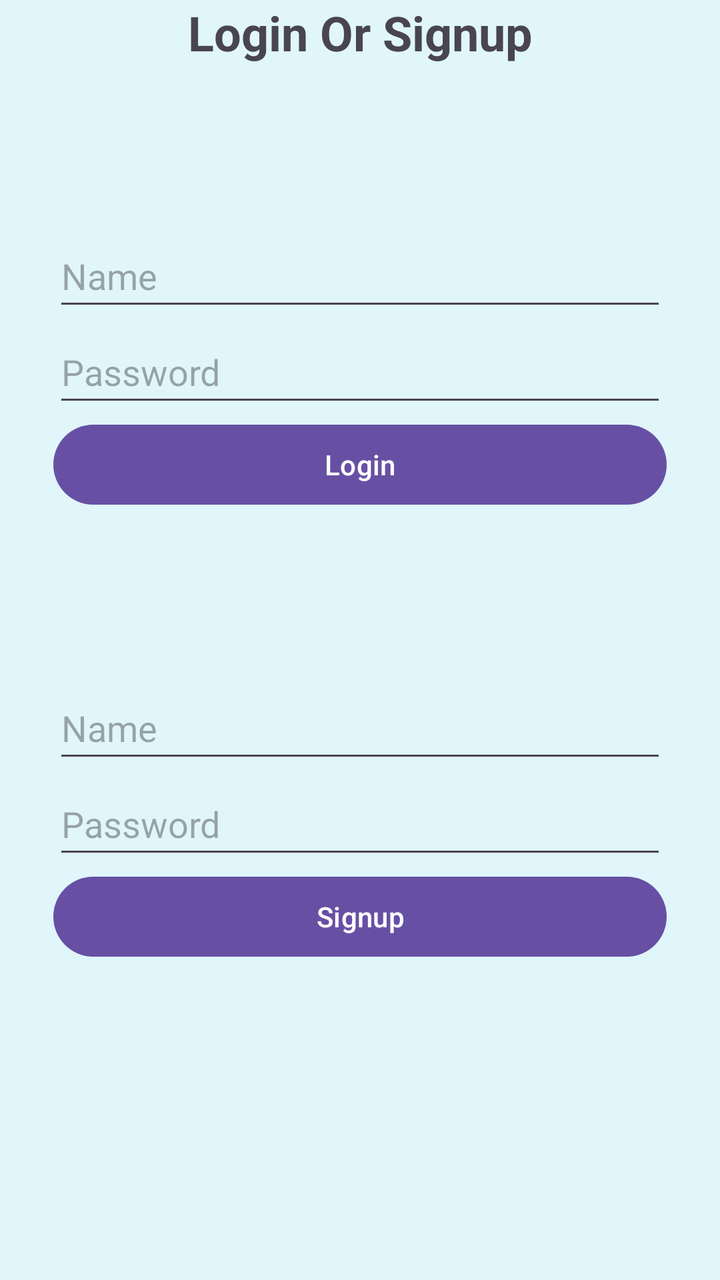
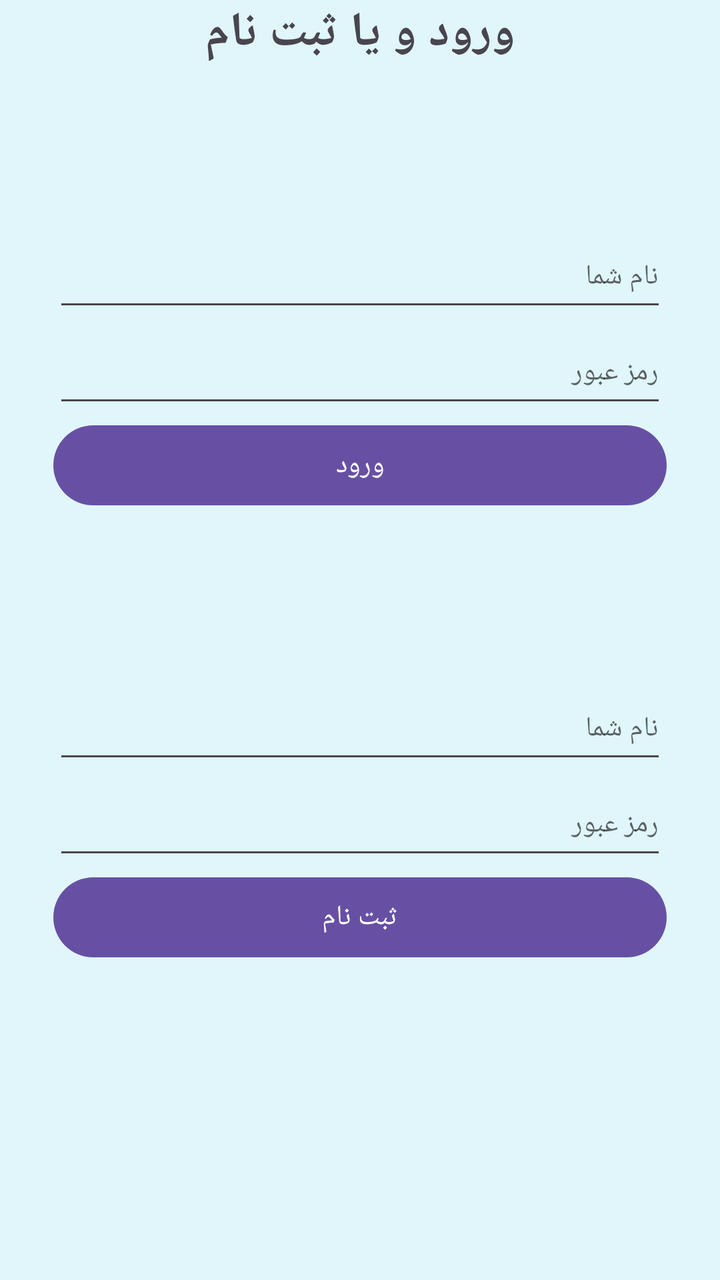

The first picture is an Android layout as it rendered before a commit; the second is the same layout after the commit. The layout source and the unified diff follow.
<!-- AndroidManifest.xml: application theme Theme.EAndroid -->
<!-- res/layout/fragment_login.xml -->
<?xml version="1.0" encoding="utf-8"?>
<FrameLayout xmlns:android="http://schemas.android.com/apk/res/android"
    xmlns:app="http://schemas.android.com/apk/res-auto"
    xmlns:tools="http://schemas.android.com/tools"
    android:layout_width="match_parent"
    android:layout_height="match_parent"
    android:background="@color/light_bg2"
    tools:context=".Login">

    <LinearLayout
        android:layout_width="match_parent"
        android:layout_height="match_parent"
        android:gravity="center"
        android:orientation="vertical">

        <LinearLayout
            android:id="@+id/dialogPage"
            android:layout_width="match_parent"
            android:layout_height="match_parent"
            android:background="#DEFADD"
            android:orientation="horizontal"
            android:visibility="gone">

            <Space
                android:layout_width="80dp"
                android:layout_height="match_parent"
                android:layout_weight="1" />

            <LinearLayout
                android:layout_width="match_parent"
                android:layout_height="match_parent"
                android:layout_weight="1"
                android:orientation="vertical">

                <Space
                    android:layout_width="match_parent"
                    android:layout_height="112dp" />

                <TextView
                    android:id="@+id/vtxtDialogMsgLogin"
                    android:layout_width="match_parent"
                    android:layout_height="wrap_content"
                    android:text="Error Messages"
                    android:textSize="24sp" />

                <Space
                    android:layout_width="match_parent"
                    android:layout_height="37dp" />

                <Button
                    android:id="@+id/dialogOK"
                    android:layout_width="match_parent"
                    android:layout_height="wrap_content"
                    android:text="@string/lng_OK" />
            </LinearLayout>

            <Space
                android:layout_width="80dp"
                android:layout_height="match_parent"
                android:layout_weight="1" />
        </LinearLayout>

        <TextView
            android:id="@+id/textView"
            android:layout_width="match_parent"
            android:layout_height="wrap_content"
            android:forceDarkAllowed="true"
            android:text="@string/lng_loginhead"
            android:textAlignment="center"
            android:textAppearance="@style/TextAppearance.AppCompat.Display2"
            android:textSize="24sp"
            android:textStyle="bold" />

        <LinearLayout
            android:layout_width="match_parent"
            android:layout_height="match_parent"
            android:orientation="horizontal">

            <Space
                android:layout_width="80dp"
                android:layout_height="match_parent"
                android:layout_weight="1" />

            <LinearLayout
                android:layout_width="match_parent"
                android:layout_height="match_parent"
                android:layout_weight="1"
                android:orientation="vertical">


                <LinearLayout
                    android:id="@+id/tab1"
                    android:layout_width="match_parent"
                    android:layout_height="wrap_content"
                    android:orientation="vertical">

                    <Space
                        android:layout_width="match_parent"
                        android:layout_height="80dp" />

                    <EditText
                        android:id="@+id/txtNameLogin"
                        android:layout_width="match_parent"
                        android:layout_height="wrap_content"
                        android:ems="10"
                        android:hint="@string/lng_Name"
                        android:inputType="text"
                        android:minHeight="48dp" />

                    <EditText
                        android:id="@+id/txtPassLogin"
                        android:layout_width="match_parent"
                        android:layout_height="wrap_content"
                        android:ems="10"
                        android:hint="@string/lng_Password"
                        android:inputType="text"
                        android:minHeight="48dp" />

                    <Button
                        android:id="@+id/btnLogin"
                        android:layout_width="match_parent"
                        android:layout_height="wrap_content"
                        android:text="@string/lng_Login" />

                    <Space
                        android:layout_width="match_parent"
                        android:layout_height="28dp" />
                </LinearLayout>

                <LinearLayout
                    android:id="@+id/tab2"
                    android:layout_width="match_parent"
                    android:layout_height="wrap_content"
                    android:orientation="vertical">

                    <TextView
                        android:id="@+id/vtxtDialogMsg"
                        android:layout_width="match_parent"
                        android:layout_height="54dp" />

                    <EditText
                        android:id="@+id/txtNameSignup"
                        android:layout_width="match_parent"
                        android:layout_height="wrap_content"
                        android:ems="10"
                        android:hint="@string/lng_Name"
                        android:inputType="text"
                        android:minHeight="48dp" />

                    <EditText
                        android:id="@+id/txtPassSignup"
                        android:layout_width="match_parent"
                        android:layout_height="wrap_content"
                        android:ems="10"
                        android:hint="@string/lng_Password"
                        android:inputType="text"
                        android:minHeight="48dp" />

                    <Button
                        android:id="@+id/btnSignup"
                        android:layout_width="match_parent"
                        android:layout_height="wrap_content"
                        android:text="@string/lng_Signup" />

                    <Space
                        android:layout_width="match_parent"
                        android:layout_height="80dp" />
                </LinearLayout>


                <Button
                    android:id="@+id/dialogBack"
                    android:layout_width="match_parent"
                    android:layout_height="wrap_content"
                    android:text="Back"
                    android:visibility="gone" />
            </LinearLayout>

            <Space
                android:layout_width="80dp"
                android:layout_height="match_parent"
                android:layout_weight="1" />
        </LinearLayout>
    </LinearLayout>

    <LinearLayout
        android:id="@+id/please_wait_for_login_id"
        android:layout_width="match_parent"
        android:layout_height="match_parent"
        android:background="@color/dark_bg3"
        android:gravity="center_horizontal|top"
        android:orientation="vertical"
        android:visibility="gone">

        <ImageView
            android:id="@+id/imageView3"
            android:layout_width="match_parent"
            android:layout_height="wrap_content"
            android:layout_marginTop="50dp"
            android:src="@tools:sample/avatars"
            app:srcCompat="@drawable/d4" />

        <LinearLayout
            android:layout_width="wrap_content"
            android:layout_height="wrap_content"
            android:gravity="center"
            android:orientation="horizontal">

            <ImageView
                android:id="@+id/imageView2"
                android:layout_width="40dp"
                android:layout_height="70dp"
                android:src="@tools:sample/avatars"
                app:srcCompat="@drawable/address_card_20" />

            <TextView
                android:id="@+id/textView11"
                android:layout_width="wrap_content"
                android:layout_height="wrap_content"
                android:layout_marginLeft="6dp"
                android:layout_weight="1"
                android:text="@string/lng_login_txt11"
                android:textColor="@color/light_text2"
                android:textSize="24sp" />
        </LinearLayout>

        <TextView
            android:id="@+id/username_please_wait_login"
            android:layout_width="match_parent"
            android:layout_height="wrap_content"
            android:layout_marginTop="25dp"
            android:text="TextView"
            android:textAlignment="center"
            android:textColor="@color/white"
            android:textSize="27dp"
            android:textStyle="bold" />

        <ImageView
            android:id="@+id/imageView4"
            android:layout_width="match_parent"
            android:layout_height="45dp"
            android:layout_marginTop="15dp
"
            android:src="@tools:sample/avatars"
            app:srcCompat="@drawable/hourglass_clock" />

    </LinearLayout>

</FrameLayout>
<!-- resources referenced by this layout -->
<resources>
  <color name="dark_bg3">#000823</color>
  <color name="light_bg2">#E0F6FB</color>
  <color name="light_text2">#FDEFEF</color>
  <color name="white">#FFFFFFFF</color>
  <!-- drawable address_card_20 (drawable) -->
  <vector android:height="17.777779dp" android:viewportHeight="512"
      android:viewportWidth="576"
      android:tint="@color/white"
      android:width="20dp" xmlns:android="http://schemas.android.com/apk/res/android">
      <path android:fillAlpha="0.4" android:fillColor="#FF000000"
          android:pathData="M64,32C28.7,32 0,60.7 0,96L0,416c0,35.3 28.7,64 64,64L512,480c35.3,0 64,-28.7 64,-64L576,96c0,-35.3 -28.7,-64 -64,-64L64,32zM144,288h64c44.2,0 80,35.8 80,80c0,8.8 -7.2,16 -16,16L80,384c-8.8,0 -16,-7.2 -16,-16c0,-44.2 35.8,-80 80,-80zM112,192a64,64 0,1 1,128 0,64 64,0 1,1 -128,0zM368,160L496,160c8.8,0 16,7.2 16,16s-7.2,16 -16,16L368,192c-8.8,0 -16,-7.2 -16,-16s7.2,-16 16,-16zM368,224L496,224c8.8,0 16,7.2 16,16s-7.2,16 -16,16L368,256c-8.8,0 -16,-7.2 -16,-16s7.2,-16 16,-16zM368,288L496,288c8.8,0 16,7.2 16,16s-7.2,16 -16,16L368,320c-8.8,0 -16,-7.2 -16,-16s7.2,-16 16,-16z" android:strokeAlpha="0.4"/>
      <path android:fillColor="#FF000000" android:pathData="M176,256a64,64 0,1 0,0 -128,64 64,0 1,0 0,128zM144,288c-44.2,0 -80,35.8 -80,80c0,8.8 7.2,16 16,16L272,384c8.8,0 16,-7.2 16,-16c0,-44.2 -35.8,-80 -80,-80L144,288z"/>
  </vector>
  <!-- drawable d4: png bitmap (drawable, 38870 bytes) -->
  <!-- drawable hourglass_clock (drawable) -->
  <vector android:height="16dp" android:viewportHeight="512"
      android:viewportWidth="576"
      android:tint="@color/white"
      android:width="18dp" xmlns:android="http://schemas.android.com/apk/res/android">
      <path android:fillColor="#FF000000" android:pathData="M32,0H0V64H32v64,13.3l9.4,9.4L146.7,256 41.4,361.4 32,370.7V384v64H0v64H32,330.8c-23.3,-16.4 -42.5,-38.4 -55.6,-64H96V397.3l96,-96 64,64c0.4,-26.2 6.5,-51.1 17.2,-73.3l-36,-36L342.6,150.6l9.4,-9.4V128,64h32V0H352,32zM288,64v50.7l-96,96 -96,-96V64H288zM576,368a144,144 0,1 0,-288 0,144 144,0 1,0 288,0zM448,288v16,48h32,16v32H480,432 416V368,304 288h32z"/>
  </vector>
  <string name="lng_Login">Login</string>
  <string name="lng_Name">Name</string>
  <string name="lng_OK">OK</string>
  <string name="lng_Password">Password</string>
  <string name="lng_Signup">Signup</string>
  <string name="lng_login_txt11">Please wait for login ...</string>
  <string name="lng_loginhead">Login Or Signup</string>
  <style name="Theme.EAndroid" parent="Base.Theme.EAndroid" />
  <style name="Base.Theme.EAndroid" parent="Theme.Material3.DayNight.NoActionBar">
          
          
      </style>
</resources>

<!-- the commit's change to res/layout/fragment_login.xml (unified diff, before → after) -->
@@ -38,6 +38,7 @@
 
                 <TextView
                     android:id="@+id/vtxtDialogMsgLogin"
+                    style="@style/Vazir"
                     android:layout_width="match_parent"
                     android:layout_height="wrap_content"
                     android:text="Error Messages"
@@ -49,9 +50,11 @@
 
                 <Button
                     android:id="@+id/dialogOK"
+                    style="@style/Titr"
                     android:layout_width="match_parent"
                     android:layout_height="wrap_content"
-                    android:text="@string/lng_OK" />
+                    android:text="@string/lng_OK"
+                    android:textSize="20sp" />
             </LinearLayout>
 
             <Space
@@ -62,6 +65,7 @@
 
         <TextView
             android:id="@+id/textView"
+            style="@style/Titr"
             android:layout_width="match_parent"
             android:layout_height="wrap_content"
             android:forceDarkAllowed="true"
@@ -100,6 +104,7 @@
 
                     <EditText
                         android:id="@+id/txtNameLogin"
+                        style="@style/Vazir"
                         android:layout_width="match_parent"
                         android:layout_height="wrap_content"
                         android:ems="10"
@@ -109,6 +114,7 @@
 
                     <EditText
                         android:id="@+id/txtPassLogin"
+                        style="@style/Vazir"
                         android:layout_width="match_parent"
                         android:layout_height="wrap_content"
                         android:ems="10"
@@ -118,6 +124,7 @@
 
                     <Button
                         android:id="@+id/btnLogin"
+                        style="@style/Titr"
                         android:layout_width="match_parent"
                         android:layout_height="wrap_content"
                         android:text="@string/lng_Login" />
@@ -140,6 +147,7 @@
 
                     <EditText
                         android:id="@+id/txtNameSignup"
+                        style="@style/Vazir"
                         android:layout_width="match_parent"
                         android:layout_height="wrap_content"
                         android:ems="10"
@@ -149,6 +157,7 @@
 
                     <EditText
                         android:id="@+id/txtPassSignup"
+                        style="@style/Vazir"
                         android:layout_width="match_parent"
                         android:layout_height="wrap_content"
                         android:ems="10"
@@ -158,6 +167,7 @@
 
                     <Button
                         android:id="@+id/btnSignup"
+                        style="@style/Titr"
                         android:layout_width="match_parent"
                         android:layout_height="wrap_content"
                         android:text="@string/lng_Signup" />
@@ -183,67 +193,6 @@
         </LinearLayout>
     </LinearLayout>
 
-    <LinearLayout
-        android:id="@+id/please_wait_for_login_id"
-        android:layout_width="match_parent"
-        android:layout_height="match_parent"
-        android:background="@color/dark_bg3"
-        android:gravity="center_horizontal|top"
-        android:orientation="vertical"
-        android:visibility="gone">
 
-        <ImageView
-            android:id="@+id/imageView3"
-            android:layout_width="match_parent"
-            android:layout_height="wrap_content"
-            android:layout_marginTop="50dp"
-            android:src="@tools:sample/avatars"
-            app:srcCompat="@drawable/d4" />
-
-        <LinearLayout
-            android:layout_width="wrap_content"
-            android:layout_height="wrap_content"
-            android:gravity="center"
-            android:orientation="horizontal">
-
-            <ImageView
-                android:id="@+id/imageView2"
-                android:layout_width="40dp"
-                android:layout_height="70dp"
-                android:src="@tools:sample/avatars"
-                app:srcCompat="@drawable/address_card_20" />
-
-            <TextView
-                android:id="@+id/textView11"
-                android:layout_width="wrap_content"
-                android:layout_height="wrap_content"
-                android:layout_marginLeft="6dp"
-                android:layout_weight="1"
-                android:text="@string/lng_login_txt11"
-                android:textColor="@color/light_text2"
-                android:textSize="24sp" />
-        </LinearLayout>
-
-        <TextView
-            android:id="@+id/username_please_wait_login"
-            android:layout_width="match_parent"
-            android:layout_height="wrap_content"
-            android:layout_marginTop="25dp"
-            android:text="TextView"
-            android:textAlignment="center"
-            android:textColor="@color/white"
-            android:textSize="27dp"
-            android:textStyle="bold" />
-
-        <ImageView
-            android:id="@+id/imageView4"
-            android:layout_width="match_parent"
-            android:layout_height="45dp"
-            android:layout_marginTop="15dp
-"
-            android:src="@tools:sample/avatars"
-            app:srcCompat="@drawable/hourglass_clock" />
-
-    </LinearLayout>
 
 </FrameLayout>
<!-- resource entries referenced after the edit -->
@@ -1,33 +1,20 @@
 <!-- resources referenced by this layout -->
 <resources>
-  <color name="dark_bg3">#000823</color>
   <color name="light_bg2">#E0F6FB</color>
-  <color name="light_text2">#FDEFEF</color>
-  <color name="white">#FFFFFFFF</color>
-  <!-- drawable address_card_20 (drawable) -->
-  <vector android:height="17.777779dp" android:viewportHeight="512"
-      android:viewportWidth="576"
-      android:tint="@color/white"
-      android:width="20dp" xmlns:android="http://schemas.android.com/apk/res/android">
-      <path android:fillAlpha="0.4" android:fillColor="#FF000000"
-          android:pathData="M64,32C28.7,32 0,60.7 0,96L0,416c0,35.3 28.7,64 64,64L512,480c35.3,0 64,-28.7 64,-64L576,96c0,-35.3 -28.7,-64 -64,-64L64,32zM144,288h64c44.2,0 80,35.8 80,80c0,8.8 -7.2,16 -16,16L80,384c-8.8,0 -16,-7.2 -16,-16c0,-44.2 35.8,-80 80,-80zM112,192a64,64 0,1 1,128 0,64 64,0 1,1 -128,0zM368,160L496,160c8.8,0 16,7.2 16,16s-7.2,16 -16,16L368,192c-8.8,0 -16,-7.2 -16,-16s7.2,-16 16,-16zM368,224L496,224c8.8,0 16,7.2 16,16s-7.2,16 -16,16L368,256c-8.8,0 -16,-7.2 -16,-16s7.2,-16 16,-16zM368,288L496,288c8.8,0 16,7.2 16,16s-7.2,16 -16,16L368,320c-8.8,0 -16,-7.2 -16,-16s7.2,-16 16,-16z" android:strokeAlpha="0.4"/>
-      <path android:fillColor="#FF000000" android:pathData="M176,256a64,64 0,1 0,0 -128,64 64,0 1,0 0,128zM144,288c-44.2,0 -80,35.8 -80,80c0,8.8 7.2,16 16,16L272,384c8.8,0 16,-7.2 16,-16c0,-44.2 -35.8,-80 -80,-80L144,288z"/>
-  </vector>
-  <!-- drawable d4: png bitmap (drawable, 38870 bytes) -->
-  <!-- drawable hourglass_clock (drawable) -->
-  <vector android:height="16dp" android:viewportHeight="512"
-      android:viewportWidth="576"
-      android:tint="@color/white"
-      android:width="18dp" xmlns:android="http://schemas.android.com/apk/res/android">
-      <path android:fillColor="#FF000000" android:pathData="M32,0H0V64H32v64,13.3l9.4,9.4L146.7,256 41.4,361.4 32,370.7V384v64H0v64H32,330.8c-23.3,-16.4 -42.5,-38.4 -55.6,-64H96V397.3l96,-96 64,64c0.4,-26.2 6.5,-51.1 17.2,-73.3l-36,-36L342.6,150.6l9.4,-9.4V128,64h32V0H352,32zM288,64v50.7l-96,96 -96,-96V64H288zM576,368a144,144 0,1 0,-288 0,144 144,0 1,0 288,0zM448,288v16,48h32,16v32H480,432 416V368,304 288h32z"/>
-  </vector>
-  <string name="lng_Login">Login</string>
-  <string name="lng_Name">Name</string>
-  <string name="lng_OK">OK</string>
-  <string name="lng_Password">Password</string>
-  <string name="lng_Signup">Signup</string>
-  <string name="lng_login_txt11">Please wait for login ...</string>
-  <string name="lng_loginhead">Login Or Signup</string>
+  <string name="lng_Login">ورود</string>
+  <string name="lng_Name">نام شما</string>
+  <string name="lng_OK">باشه</string>
+  <string name="lng_Password">رمز عبور</string>
+  <string name="lng_Signup">ثبت نام</string>
+  <string name="lng_loginhead">ورود و یا ثبت نام</string>
+  <style name="Titr" parent="Theme.AppCompat.Light.NoActionBar">
+          <item name="android:fontFamily">@font/titr</item>
+          <item name="fontFamily">@font/titr</item> 
+      </style>
+  <style name="Vazir" parent="Theme.AppCompat.Light.NoActionBar">
+          <item name="android:fontFamily">@font/vazir</item>
+          <item name="fontFamily">@font/vazir</item> 
+      </style>
   <style name="Theme.EAndroid" parent="Base.Theme.EAndroid" />
   <style name="Base.Theme.EAndroid" parent="Theme.Material3.DayNight.NoActionBar">
           
